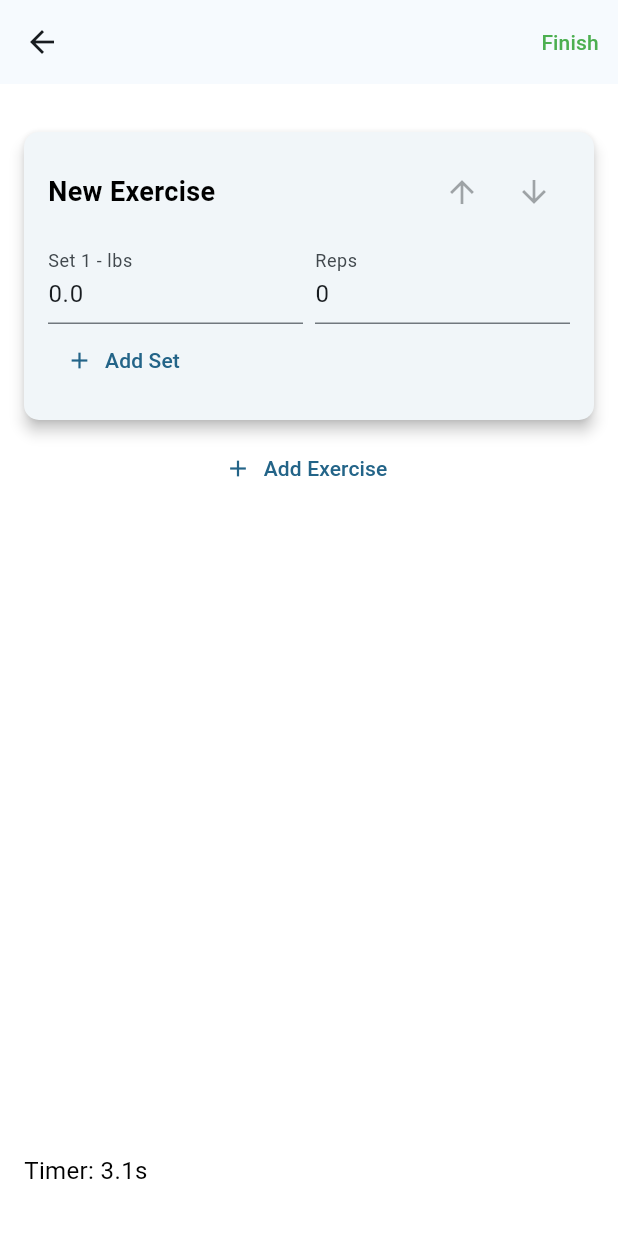
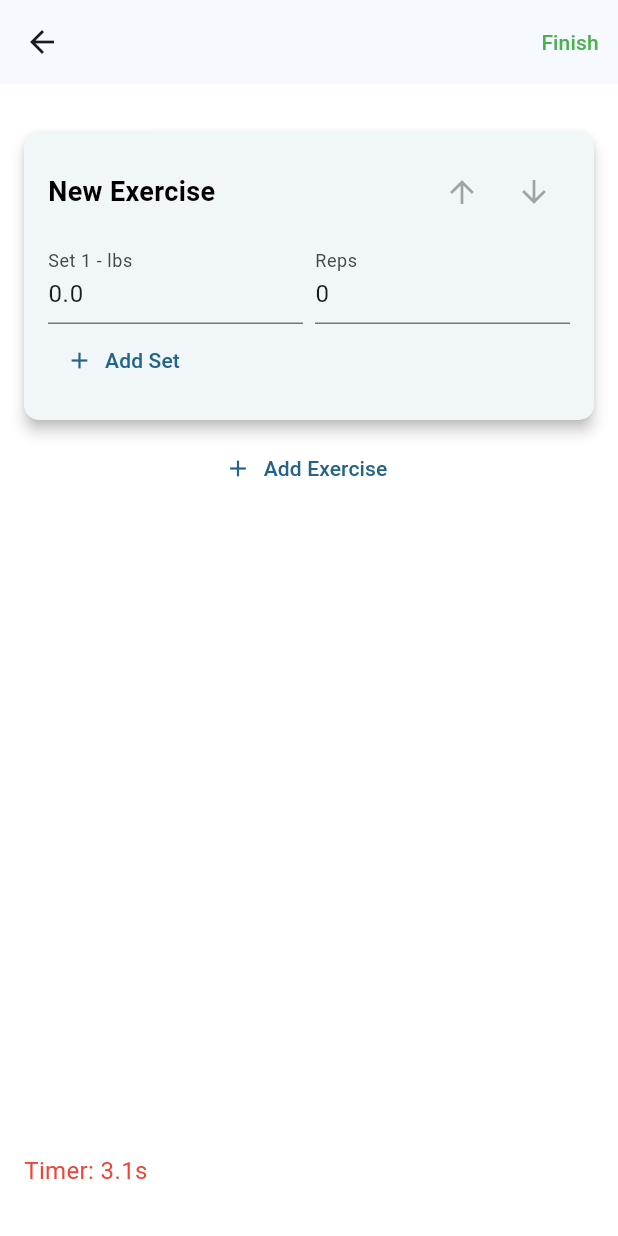
Before and after one commit to omarabdul7/workout_tracker_application, a Flutter app: the NewWorkoutInstancePage screen opened directly with empty values, after a tap on "Add Exercise", on a phone screen of 412 x 824 dp. Run offline on Flutter 3.47's test engine with Material 3 defaults, Android fonts, the phone set to English and light mode, and no system bars; our stand-ins replace cloud_firestore, firebase_core; accounts and stored records are empty.

Commit message:
timer turns red if rest period is passed

```diff
--- a/lib/pages/New Workout Pages/new_workout_instance_page.dart
+++ b/lib/pages/New Workout Pages/new_workout_instance_page.dart
@@ -23,6 +23,7 @@ class NewWorkoutInstancePageState extends State<NewWorkoutInstancePage> {
   Timer? _timer;
   int _timerSeconds = 0;
   int _timerMilliseconds = 0;
+  int _currentExerciseRestPeriod = 0; // New variable to store current exercise rest period
 
   @override
   void initState() {
@@ -65,7 +66,6 @@ Future<void> _loadLastWorkoutInstance() async {
       _exerciseInstances.add(ExerciseInstance(name: exercise.name, sets: sets));
     }
   }
-
 
   void _saveWorkoutInstance() {
     if (_formKey.currentState!.validate()) {
@@ -121,6 +121,8 @@ Future<void> _loadLastWorkoutInstance() async {
           _timerMilliseconds = 0;
         }
       });
+
+
     });
   }
 
@@ -187,7 +189,9 @@ Widget build(BuildContext context) {
                               final exerciseIndex = _exerciseInstances.indexOf(exercise);
                               final templateExercise = widget.workout.exercises.firstWhere(
                                 (e) => e.name == exercise.name,
-                              orElse: () => Exercise(name: 'Unknown', sets: 0, restPeriod: 0),);
+                                orElse: () => Exercise(name: 'Unknown', sets: 0, restPeriod: 0),
+                              );
+                              _currentExerciseRestPeriod = templateExercise.restPeriod;
 
                               return Card(
                                 margin: const EdgeInsets.symmetric(vertical: 8),
@@ -208,15 +212,11 @@ Widget build(BuildContext context) {
                                             children: [
                                               IconButton(
                                                 icon: const Icon(Icons.arrow_upward),
-                                              onPressed: exerciseIndex > 0
-                                                  ? () => _moveExerciseUp(exerciseIndex)
-                                                  : null,
+                                                onPressed: exerciseIndex > 0 ? () => _moveExerciseUp(exerciseIndex) : null,
                                               ),
                                               IconButton(
                                                 icon: const Icon(Icons.arrow_downward),
-                                              onPressed: exerciseIndex < _exerciseInstances.length - 1
-                                                  ? () => _moveExerciseDown(exerciseIndex)
-                                                  : null,
+                                                onPressed: exerciseIndex < _exerciseInstances.length - 1 ? () => _moveExerciseDown(exerciseIndex) : null,
                                               ),
                                             ],
                                           ),
@@ -316,7 +316,10 @@ Widget build(BuildContext context) {
                       ),
                     ),
                   ),
-                Text('Timer: $_timerSeconds.${(_timerMilliseconds / 100).floor()}s', style: const TextStyle(color: Colors.black)),
+                  Text(
+                    'Timer: $_timerSeconds.${(_timerMilliseconds / 100).floor()}s',
+                    style: TextStyle(color: _timerSeconds >= _currentExerciseRestPeriod ? Colors.red : Colors.black), // Change color to red if timer exceeds rest period
+                  ),
                   const SizedBox(height: 16),
                 ],
               ),
```
Lines whose indentation alone changed are shown as unchanged.
